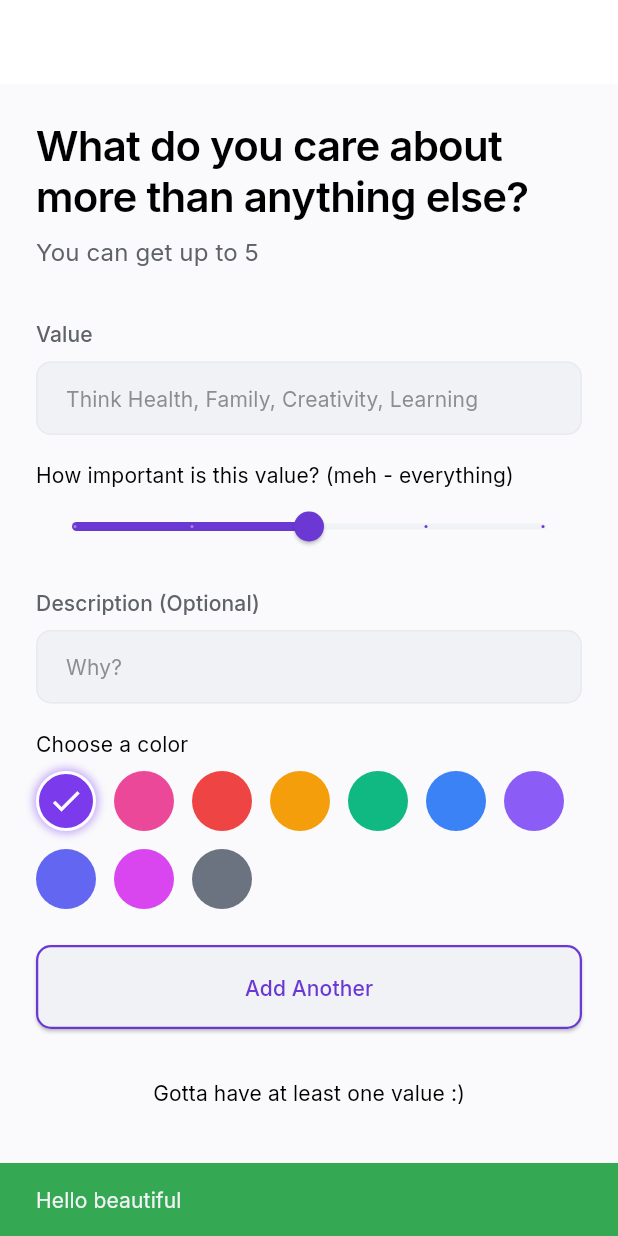
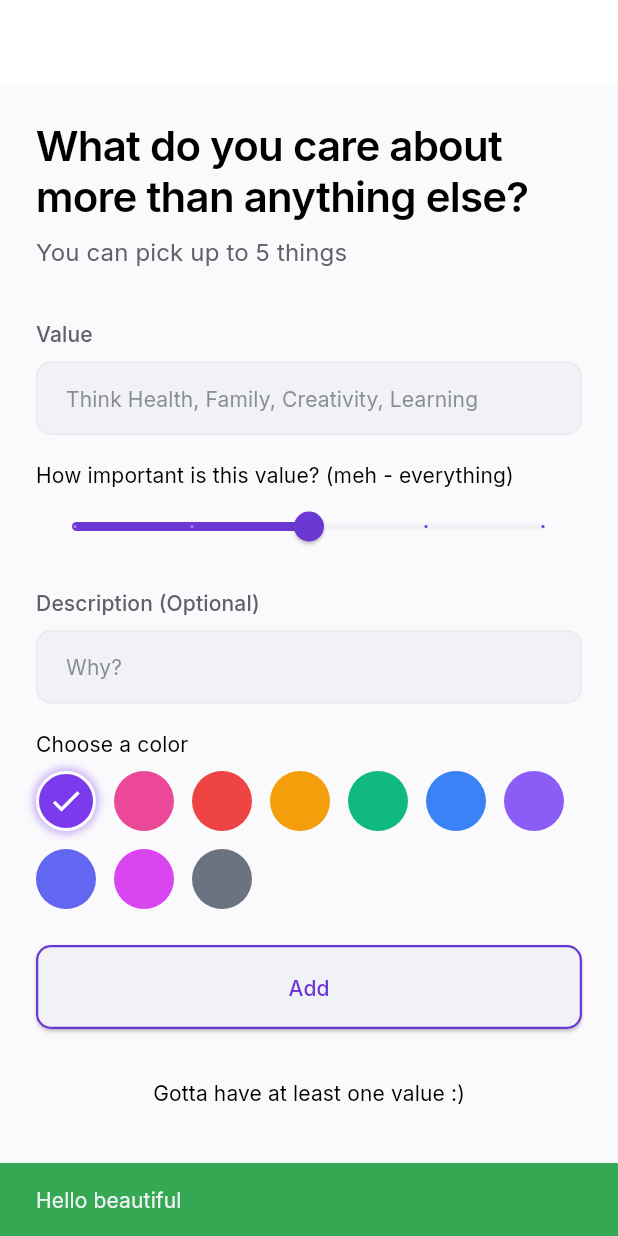
Before and after one commit to jwgillispie/tug, a Flutter app: the screen it shows once a user with an empty profile is signed in, on a phone screen of 412 x 824 dp. Run offline on Flutter 3.47's test engine with Material 3 defaults, Android fonts, the phone set to English and light mode, and no system bars; our stand-ins replace cloud_firestore, dio, equatable, firebase_auth, firebase_core, flutter_bloc and 5 more; accounts and stored records are empty; generated files the repository leaves out were written again; network calls fail.

```diff
--- a/tug/lib/screens/auth/signup_screen.dart
+++ b/tug/lib/screens/auth/signup_screen.dart
@@ -76,7 +76,7 @@ class _SignUpScreenState extends State<SignUpScreen> {
           if (state is Authenticated) {
             ScaffoldMessenger.of(context).showSnackBar(
               const SnackBar(
-                content: Text('You\'re in there!!.'),
+                content: Text('YAYYYYYYYYYYYYYYY'),
                 backgroundColor: TugColors.success,
               ),
             );
--- a/tug/lib/screens/values/values_input_screen.dart
+++ b/tug/lib/screens/values/values_input_screen.dart
@@ -153,7 +153,7 @@ class _ValuesInputScreenState extends State<ValuesInputScreen> {
                   ),
                   const SizedBox(height: 8),
                   Text(
-                    'You can get up to 5',
+                    'You can pick up to 5 things',
                     style: Theme.of(context).textTheme.bodyLarge?.copyWith(
                       color: TugColors.lightTextSecondary,
                     ),
@@ -246,7 +246,7 @@ class _ValuesInputScreenState extends State<ValuesInputScreen> {
                                         )
                                       : Text(maxValuesReached
                                           ? 'Okay! 5 values! AWESOME'
-                                          : 'Add Another'),
+                                          : 'Add'),
                                 ),
                               ),
                             );
```
Also changed, not shown: tug/lib/screens/profile/profile_screen.dart (+3 -15 lines).
